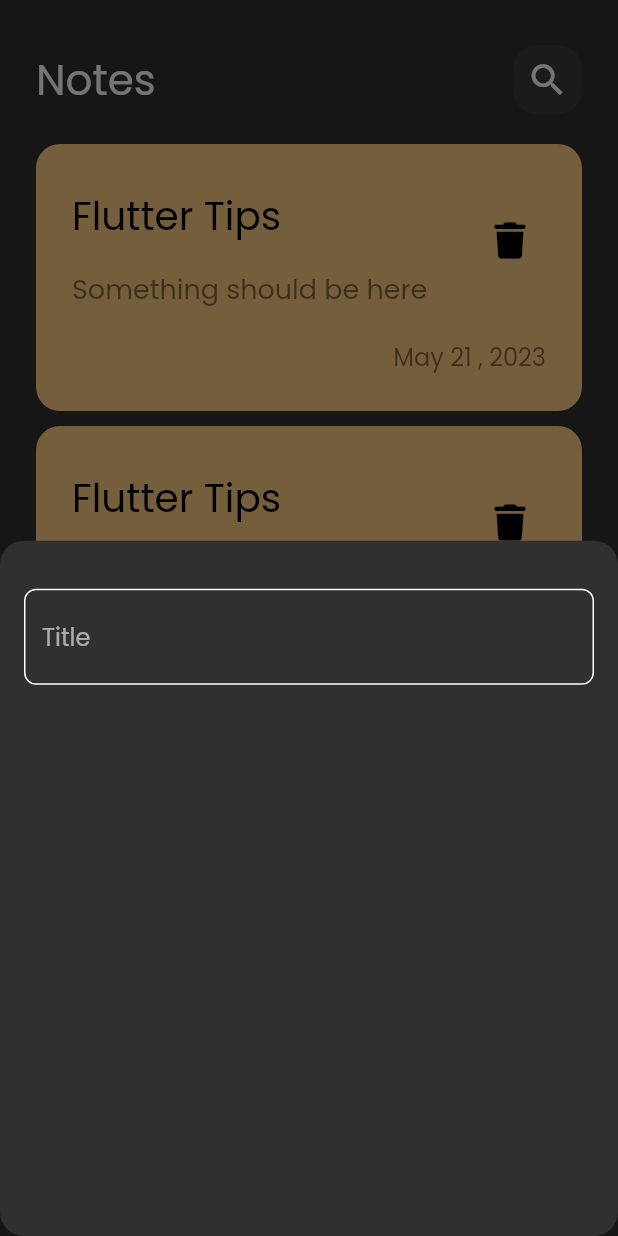
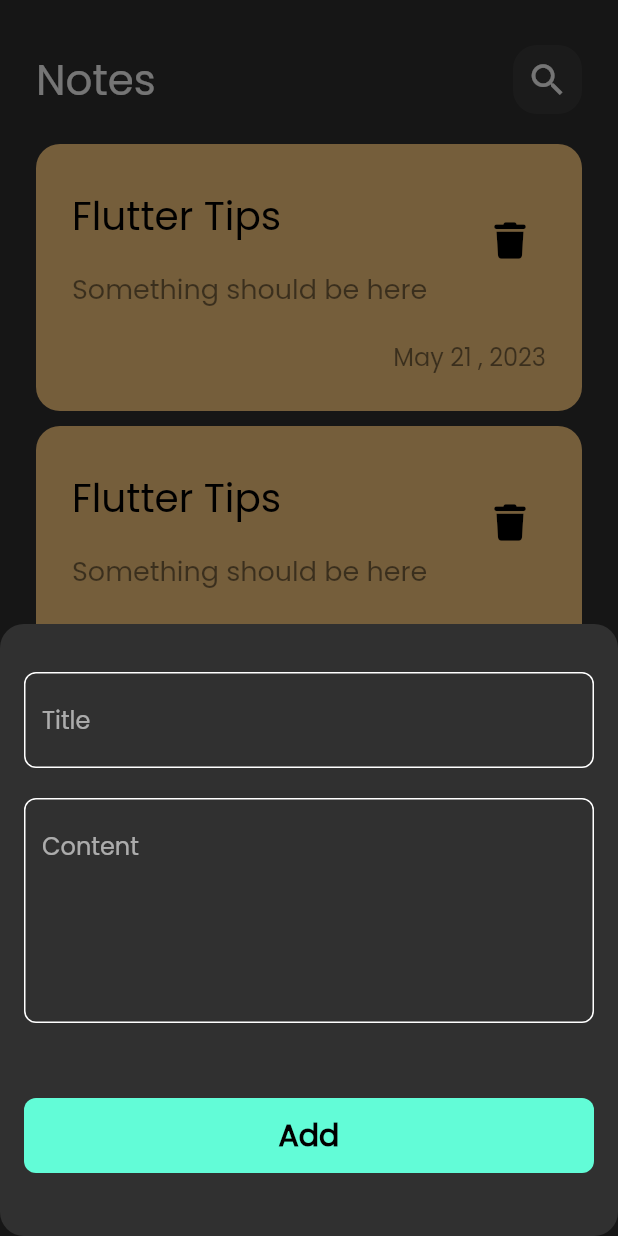
Before and after one commit to Abdullah-3hmed/Notes_App, a Flutter app: the screen it shows after launch, after a tap on the "add" icon, on a phone screen of 412 x 824 dp. Run offline on Flutter 3.47's test engine with Material 2 defaults, Android fonts, the phone set to English and light mode, and no system bars; our stand-ins replace font_awesome_flutter.

Commit message:
build custom button

```diff
--- /dev/null
+++ b/lib/constants.dart
@@ -0,0 +1,3 @@
+import 'package:flutter/material.dart';
+
+const defaultColor = Color(0xff62FCD7);
--- a/lib/views/widgets/add_note_bottom_sheet.dart
+++ b/lib/views/widgets/add_note_bottom_sheet.dart
@@ -1,4 +1,5 @@
 import 'package:flutter/material.dart';
+import 'package:notes_app/views/widgets/custom_button.dart';
 import 'package:notes_app/views/widgets/custom_text_form_field.dart';
 
 class AddNoteBottomSheet extends StatelessWidget {
@@ -11,10 +12,26 @@ class AddNoteBottomSheet extends StatelessWidget {
         horizontal: 16.0,
         vertical: 32.0,
       ),
-      child: Column(
-        children: [
-          CustomTextFormField(),
-        ],
+      child: SingleChildScrollView(
+        child: Column(
+          children: [
+            CustomTextFormField(hintTex: 'Title'),
+            SizedBox(
+              height: 20.0,
+            ),
+            CustomTextFormField(
+              hintTex: 'Content',
+              maxLines: 5,
+            ),
+            SizedBox(
+              height: 50,
+            ),
+            CustomButton(),
+            SizedBox(
+              height: 10,
+            ),
+          ],
+        ),
       ),
     );
   }
--- /dev/null
+++ b/lib/views/widgets/custom_button.dart
@@ -0,0 +1,28 @@
+import 'package:flutter/material.dart';
+import 'package:notes_app/constants.dart';
+
+class CustomButton extends StatelessWidget {
+  const CustomButton({super.key});
+
+  @override
+  Widget build(BuildContext context) {
+    return Container(
+      width: MediaQuery.of(context).size.width,
+      height: 50.0,
+      decoration: BoxDecoration(
+        color: defaultColor,
+        borderRadius: BorderRadius.circular(8.0),
+      ),
+      child: const Center(
+        child: Text(
+          'Add',
+          style: TextStyle(
+            color: Colors.black,
+            fontSize: 20.0,
+            fontWeight: FontWeight.bold,
+          ),
+        ),
+      ),
+    );
+  }
+}
--- a/lib/views/widgets/custom_text_form_field.dart
+++ b/lib/views/widgets/custom_text_form_field.dart
@@ -1,21 +1,26 @@
 import 'package:flutter/material.dart';
+import 'package:notes_app/constants.dart';
 
 class CustomTextFormField extends StatelessWidget {
-  const CustomTextFormField({super.key});
+  const CustomTextFormField({super.key, required this.hintTex, this.maxLines = 1});
+
+  final String hintTex;
+  final int maxLines;
 
   @override
   Widget build(BuildContext context) {
     return TextFormField(
-      cursorColor: const Color(0xff62FCD7),
+      cursorColor: defaultColor,
+      maxLines: maxLines,
       decoration: InputDecoration(
-        hintText: 'Title',
+        hintText: hintTex,
         border: OutlineInputBorder(
           borderRadius: BorderRadius.circular(8.0),
         ),
         focusedBorder: OutlineInputBorder(
           borderRadius: BorderRadius.circular(8.0),
           borderSide: const BorderSide(
-            color: Color(0xff62FCD7),
+            color: defaultColor,
           ),
         ),
         enabledBorder: OutlineInputBorder(
```
